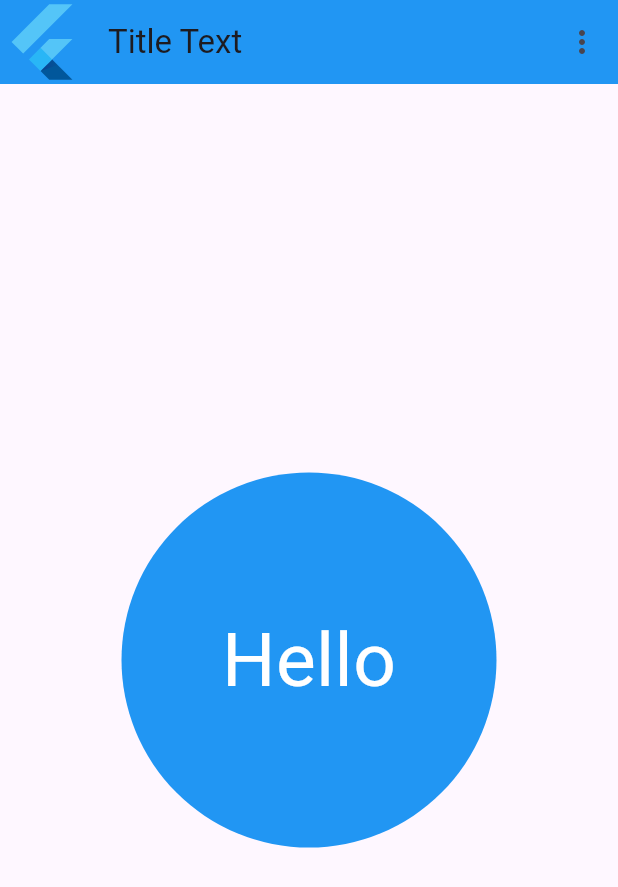
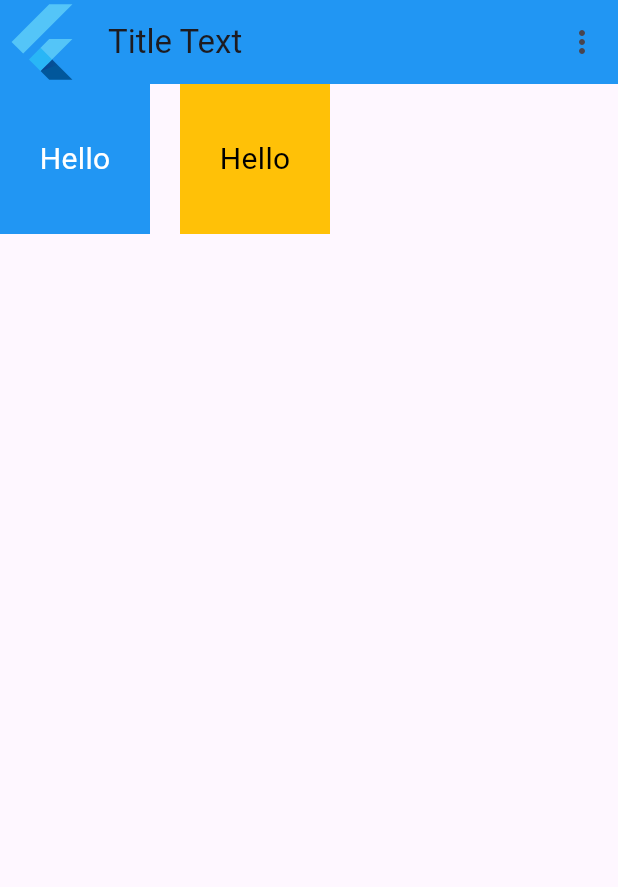
Before and after one commit to abdulahrudisoru/basic_flutter_exercises, a Flutter app: the screen it shows after launch, on a phone screen of 412 x 824 dp. Shown: the top 887 px of the screen. Run offline on Flutter 3.47's test engine with Material 3 defaults, Android fonts, the phone set to English and light mode, and no system bars.

Commit message:
Question 008

```diff
--- a/lib/main.dart
+++ b/lib/main.dart
@@ -4,6 +4,7 @@
 import 'package:basic_flutter_exercises/questions/question_004.dart';
 import 'package:basic_flutter_exercises/questions/question_005.dart';
 import 'package:basic_flutter_exercises/questions/question_006.dart';
+import 'package:basic_flutter_exercises/questions/question_007.dart';
 import 'package:flutter/material.dart';
 
 void main() {
@@ -20,6 +21,7 @@
     // return Question003();
     // return Question004();
     // return Question005();
-    return Question006();
+    // return Question006();
+    return Question007();
   }
 }
--- /dev/null
+++ b/lib/questions/question_007.dart
@@ -0,0 +1,61 @@
+import 'package:flutter/material.dart';
+
+class Question007 extends StatelessWidget {
+  const Question007({super.key});
+
+  @override
+  Widget build(BuildContext context) {
+    return MaterialApp(
+      debugShowCheckedModeBanner: false,
+      home: Scaffold(
+        appBar: AppBar(
+          backgroundColor: Colors.blue,
+          centerTitle: false,
+          title: Text("Title Text"),
+          leading: FlutterLogo(),
+          actions: [
+            IconButton(
+                onPressed: () {
+                  print("Click");
+                },
+                icon: Icon(Icons.more_vert)),
+          ],
+        ),
+        body: Row(
+          children: [
+            Container(
+              width: 100,
+              height: 100,
+              decoration: BoxDecoration(
+                color: Colors.blue,
+              ),
+              child: Center(
+                child: Text(
+                  "Hello",
+                  style: TextStyle(fontSize: 20, color: Colors.white),
+                ),
+              ),
+            ),
+            SizedBox(
+              width: 20,
+            ),
+            Container(
+              width: 100,
+              height: 100,
+              decoration: BoxDecoration(
+                color: Colors.amber,
+              ),
+              child: Center(
+                child: Text(
+                  "Hello",
+                  style: TextStyle(fontSize: 20, color: Colors.black),
+                ),
+              ),
+            ),
+          ],
+        ),
+      ),
+    );
+    ;
+  }
+}
```
